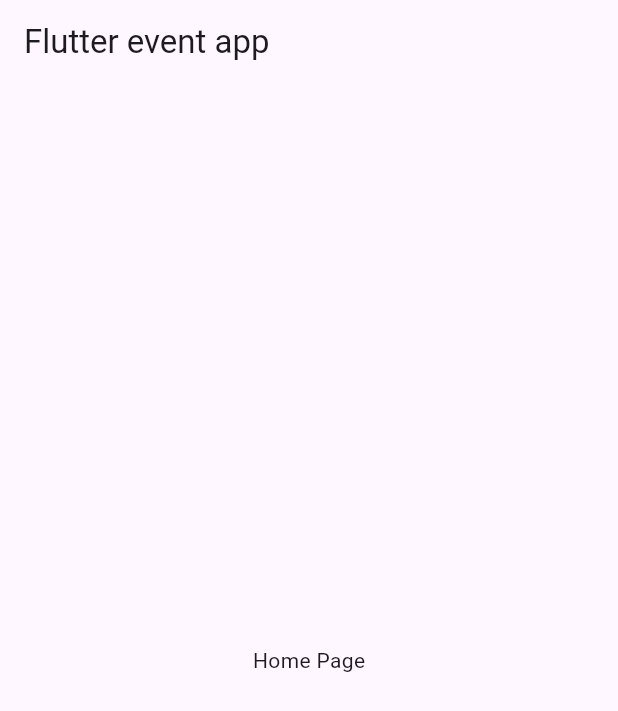
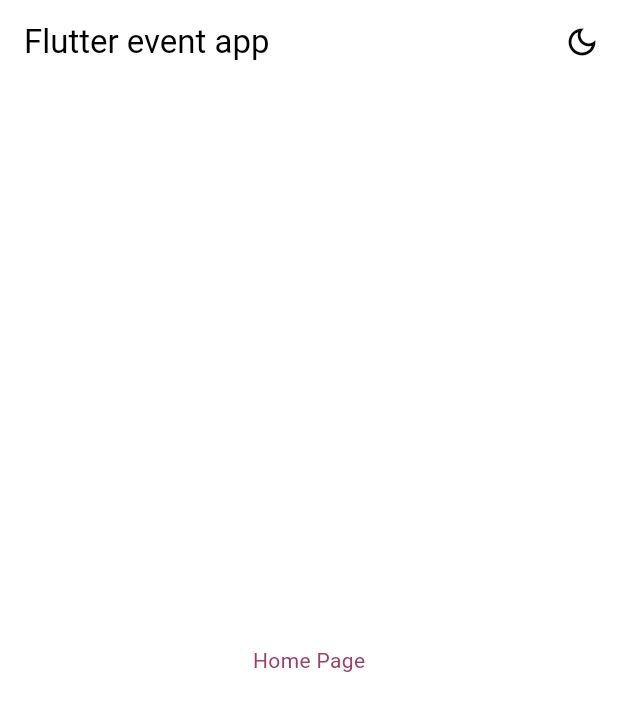
Before and after one commit to ronipaschoal/events, a Flutter app: the screen it shows after launch, on a phone screen of 412 x 824 dp. Shown: the top 711 px of the screen. Run offline on Flutter 3.47's test engine with Material 3 defaults, Android fonts, the phone set to English and light mode, and no system bars; our stand-ins replace flutter_bloc, go_router.

Commit message:
feat: implements dark mode

```diff
--- /dev/null
+++ b/lib/cubits/app/app_state.dart
@@ -0,0 +1,15 @@
+part of 'app_cubit.dart';
+
+class AppState {
+  final ThemeMode themeMode;
+
+  AppState({required this.themeMode});
+
+  AppState copyWith({
+    ThemeMode? themeMode,
+  }) {
+    return AppState(
+      themeMode: themeMode ?? this.themeMode,
+    );
+  }
+}
--- a/lib/main.dart
+++ b/lib/main.dart
@@ -1,8 +1,16 @@
+import 'package:events/cubits/app/app_cubit.dart';
 import 'package:events/routes.dart';
+import 'package:events/ui/ev_theme.dart';
 import 'package:flutter/material.dart';
+import 'package:flutter_bloc/flutter_bloc.dart';
 
 void main() {
-  runApp(const MyApp());
+  runApp(
+    BlocProvider(
+      create: (context) => AppCubit(),
+      child: const MyApp(),
+    ),
+  );
 }
 
 class MyApp extends StatelessWidget {
@@ -10,16 +18,20 @@ class MyApp extends StatelessWidget {
 
   @override
   Widget build(BuildContext context) {
+    return BlocBuilder<AppCubit, AppState>(
+      buildWhen: (previous, current) => previous.themeMode != current.themeMode,
+      builder: (context, state) {
         return MaterialApp.router(
           debugShowCheckedModeBanner: false,
           title: 'Flutter event app',
-      theme: ThemeData(
-        colorScheme: ColorScheme.fromSeed(seedColor: Colors.deepPurple),
-        useMaterial3: true,
-      ),
+          theme: EvTheme.lightTheme,
+          darkTheme: EvTheme.darkTheme,
+          themeMode: state.themeMode,
           routerDelegate: Routes.config.routerDelegate,
           routeInformationParser: Routes.config.routeInformationParser,
           routeInformationProvider: Routes.config.routeInformationProvider,
         );
+      },
+    );
   }
 }
--- a/lib/pages/home/home_page.dart
+++ b/lib/pages/home/home_page.dart
@@ -6,9 +6,17 @@ class HomePage extends StatelessWidget {
 
   @override
   Widget build(BuildContext context) {
-    return const EvScaffold(
-      child: Center(
-        child: Text('Home Page'),
+    return EvScaffold(
+      child: Container(
+        color: Theme.of(context).colorScheme.surface,
+        child: Center(
+          child: Text(
+            'Home Page',
+            style: TextStyle(
+              color: Theme.of(context).colorScheme.primary,
+            ),
+          ),
+        ),
       ),
     );
   }
--- /dev/null
+++ b/lib/ui/ev_theme.dart
@@ -0,0 +1,37 @@
+import 'package:flutter/material.dart';
+
+sealed class EvTheme {
+  static final lightTheme = ThemeData(
+    colorScheme: const ColorScheme(
+      brightness: Brightness.light,
+      primary: Color(0xFF96416A),
+      onPrimary: Color(0xFFFFFFFF),
+      primaryContainer: Color(0xFFFFD8E6),
+      onPrimaryContainer: Color(0xFF3D0024),
+      secondary: Color(0xFF735761),
+      onSecondary: Color(0xFFFFFFFF),
+      error: Color(0xFFB00020),
+      onError: Color(0xFFFFFFFF),
+      surface: Color(0xFFFFFFFF),
+      onSurface: Color(0xFF000000),
+    ),
+    brightness: Brightness.light,
+  );
+
+  static final darkTheme = ThemeData(
+    colorScheme: const ColorScheme(
+      brightness: Brightness.dark,
+      primary: Color(0xFFFFB0D0),
+      onPrimary: Color(0xFF5C113B),
+      primaryContainer: Color(0xFF792952),
+      onPrimaryContainer: Color(0xFFFFD8E6),
+      secondary: Color(0xFFE1BDCA),
+      onSecondary: Color(0xFF412A33),
+      error: Color(0xFFCF6679),
+      onError: Color(0xFF000000),
+      surface: Color(0xFF121212),
+      onSurface: Color(0xFFFFFFFF),
+    ),
+    brightness: Brightness.dark,
+  );
+}
--- a/lib/ui/widgets/ev_scaffold.dart
+++ b/lib/ui/widgets/ev_scaffold.dart
@@ -1,6 +1,8 @@
+import 'package:events/cubits/app/app_cubit.dart';
 import 'package:flutter/material.dart';
+import 'package:flutter_bloc/flutter_bloc.dart';
 
-class EvScaffold extends StatelessWidget {
+class EvScaffold extends StatefulWidget {
   final Widget child;
 
   const EvScaffold({
@@ -9,12 +11,32 @@ class EvScaffold extends StatelessWidget {
   });
 
   @override
+  State<EvScaffold> createState() => _EvScaffoldState();
+}
+
+class _EvScaffoldState extends State<EvScaffold> {
+  late final appCubit = context.read<AppCubit>();
+
+  @override
   Widget build(BuildContext context) {
-    return Scaffold(
-      appBar: AppBar(
-        title: const Text('Flutter event app'),
-      ),
-      body: child,
+    return BlocBuilder<AppCubit, AppState>(
+      buildWhen: (previous, current) => previous.themeMode != current.themeMode,
+      builder: (context, state) {
+        return Scaffold(
+          appBar: AppBar(
+            title: const Text('Flutter event app'),
+            actions: [
+              IconButton(
+                icon: state.themeMode == ThemeMode.light
+                    ? const Icon(Icons.light_mode_outlined)
+                    : const Icon(Icons.dark_mode_outlined),
+                onPressed: appCubit.toggleThemeMode,
+              ),
+            ],
+          ),
+          body: widget.child,
+        );
+      },
     );
   }
 }
--- a/pubspec.yaml
+++ b/pubspec.yaml
@@ -10,6 +10,7 @@ environment:
 dependencies:
   flutter:
     sdk: flutter
+  flutter_bloc: ^8.1.6
   go_router: ^14.3.0
 
 dev_dependencies:
```
Also changed, not shown: lib/cubits/app/app_cubit.dart (added, +18 -0 lines), pubspec.lock. Lines whose indentation alone changed are shown as unchanged.
